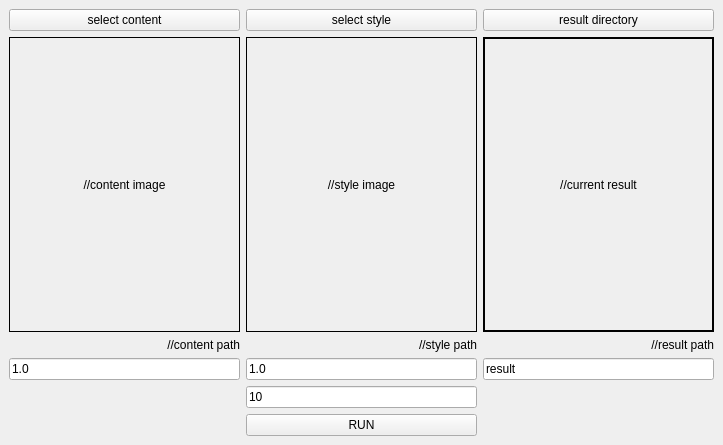
IvanSedykh/kursovaya, file mmm.ui: the form before one commit.
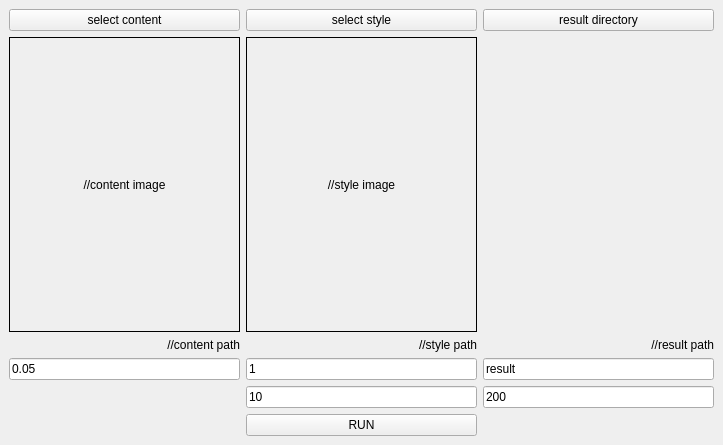
The form after the commit.

What changed in the file:
```diff
--- a/mmm.ui
+++ b/mmm.ui
@@ -54,7 +54,7 @@
 1.0 - 0.001 recommended</string>
       </property>
       <property name="text">
-       <string>1.0</string>
+       <string>1</string>
       </property>
      </widget>
     </item>
@@ -158,7 +158,7 @@
 1.0 - 0.001 recommended</string>
       </property>
       <property name="text">
-       <string>1.0</string>
+       <string>0.05</string>
       </property>
      </widget>
     </item>
@@ -228,7 +228,7 @@
     <item row="1" column="2">
      <widget class="QLabel" name="label">
       <property name="frameShape">
-       <enum>QFrame::Box</enum>
+       <enum>QFrame::NoFrame</enum>
       </property>
       <property name="frameShadow">
        <enum>QFrame::Plain</enum>
@@ -237,13 +237,23 @@
        <number>2</number>
       </property>
       <property name="text">
-       <string>//current result</string>
+       <string/>
       </property>
       <property name="alignment">
        <set>Qt::AlignCenter</set>
       </property>
      </widget>
     </item>
+    <item row="4" column="2">
+     <widget class="QLineEdit" name="maxLenghtLine">
+      <property name="toolTip">
+       <string>&lt;html&gt;&lt;head/&gt;&lt;body&gt;&lt;p&gt;max linear size of result picture&lt;/p&gt;&lt;p&gt;400 recommended on GPU&lt;/p&gt;&lt;p&gt;bigger it is - longer it takes &lt;/p&gt;&lt;/body&gt;&lt;/html&gt;</string>
+      </property>
+      <property name="text">
+       <string>200</string>
+      </property>
+     </widget>
+    </item>
    </layout>
   </widget>
  </widget>
```
Left out of the diff: 9 changed lines with no effect on the pictures.
